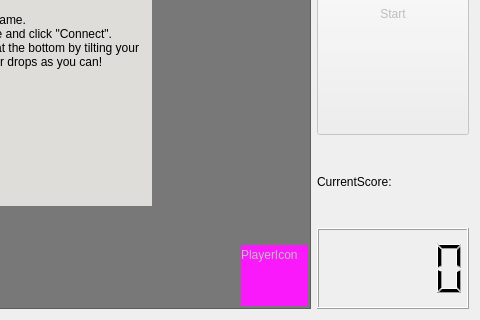
ITT-21SS-UR/assignment-7-ls, file dippid_game.ui: the form before one commit; both pictures show x 460 to 940 and y 206 to 526 of the 940 by 526 pixel window.
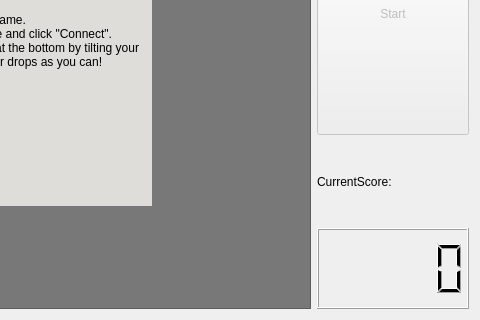
The form after the commit.

Commit message: fixed a bug with the dogs color

The edit to the form file:
```diff
--- a/dippid_game.ui
+++ b/dippid_game.ui
@@ -27,25 +27,6 @@
        <property name="frameShadow">
         <enum>QFrame::Raised</enum>
        </property>
-       <widget class="QLabel" name="PlayerIcon">
-        <property name="enabled">
-         <bool>false</bool>
-        </property>
-        <property name="geometry">
-         <rect>
-          <x>690</x>
-          <y>440</y>
-          <width>67</width>
-          <height>61</height>
-         </rect>
-        </property>
-        <property name="styleSheet">
-         <string notr="true">background-color: rgb(250, 25, 250);</string>
-        </property>
-        <property name="text">
-         <string>&lt;html&gt;&lt;head/&gt;&lt;body&gt;&lt;p&gt;PlayerIcon&lt;/p&gt;&lt;p&gt;&lt;br/&gt;&lt;/p&gt;&lt;/body&gt;&lt;/html&gt;</string>
-        </property>
-       </widget>
        <widget class="QLabel" name="ExplanationLabel">
         <property name="geometry">
          <rect>
@@ -72,6 +53,19 @@
          <bool>true</bool>
         </property>
        </widget>
+       <widget class="QLabel" name="PlayerIcon">
+        <property name="geometry">
+         <rect>
+          <x>670</x>
+          <y>440</y>
+          <width>81</width>
+          <height>61</height>
+         </rect>
+        </property>
+        <property name="text">
+         <string/>
+        </property>
+       </widget>
       </widget>
      </item>
     </layout>
```
The commit also changes 1 other file.
